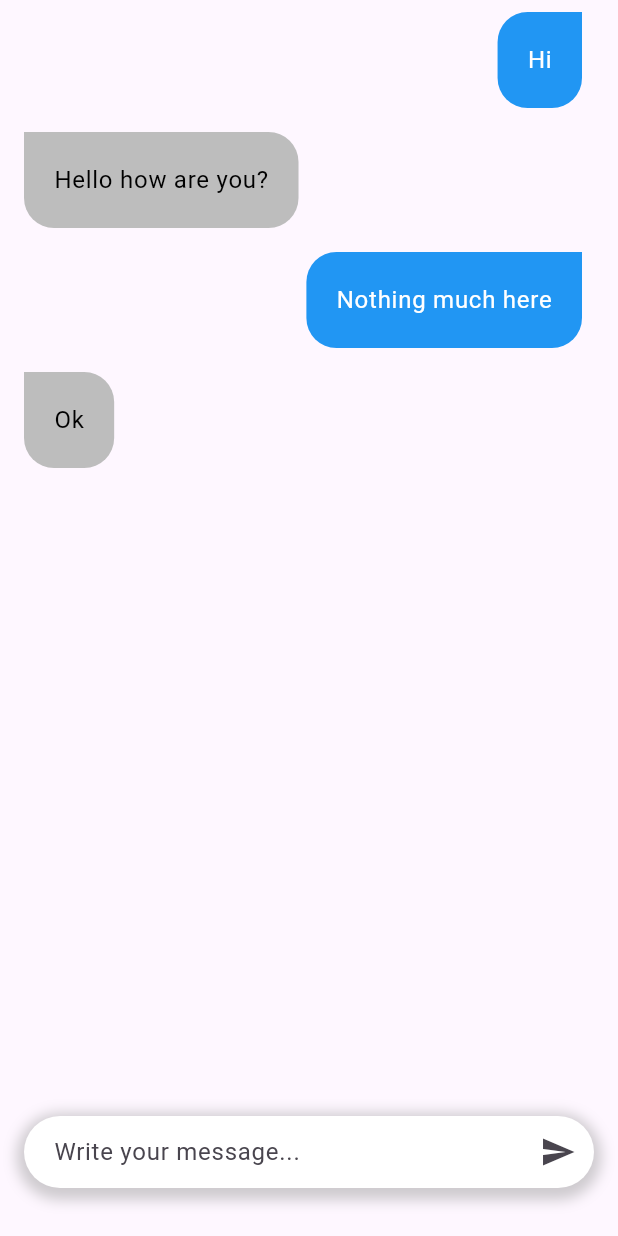
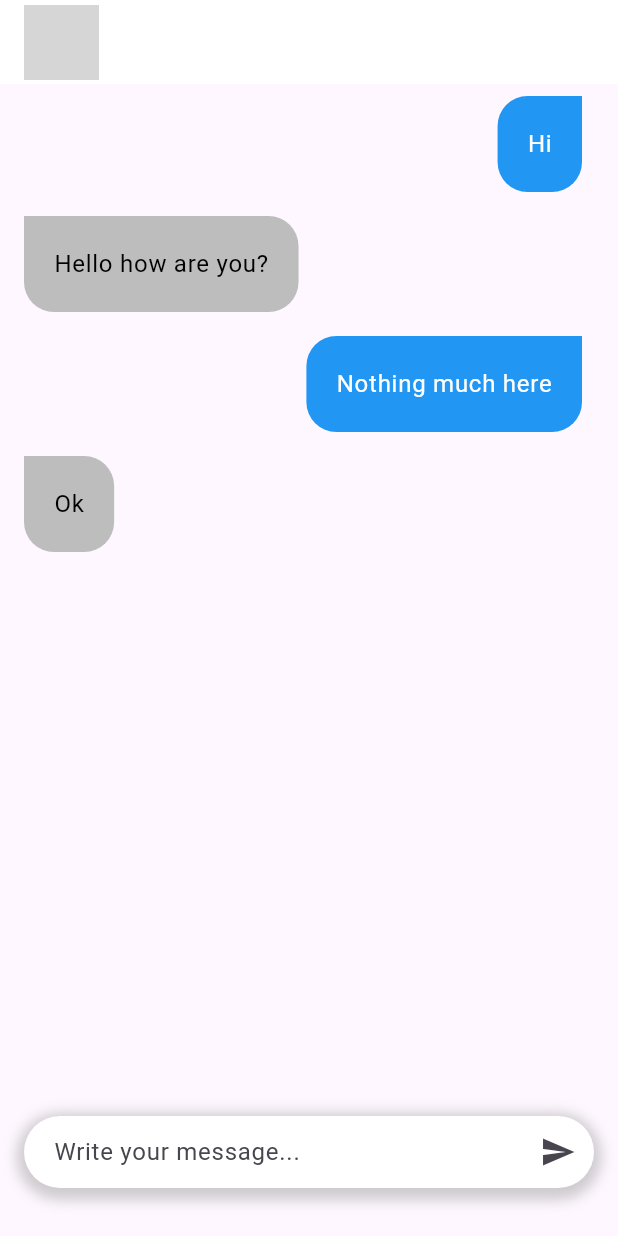
Before and after one commit to akshmohan/ai_chat, a Flutter app: the screen it shows after launch, on a phone screen of 412 x 824 dp. Run offline on Flutter 3.47's test engine with Material 3 defaults, Android fonts, the phone set to English and light mode, and no system bars; grey boxes are pictures that could not be loaded.

```diff
--- a/lib/home_page.dart
+++ b/lib/home_page.dart
@@ -1,4 +1,4 @@
-// ignore_for_file: prefer_const_constructors, avoid_unnecessary_containers
+// ignore_for_file: prefer_const_constructors, avoid_unnecessary_containers, prefer_const_literals_to_create_immutables
 
 import 'package:ai_chat/message.dart';
 import 'package:flutter/material.dart';
@@ -23,6 +23,23 @@ class _HomePageState extends State<HomePage> {
   @override
   Widget build(BuildContext context) {
     return Scaffold(
+      appBar: AppBar(
+        centerTitle: false,
+        backgroundColor: Colors.white,
+        title: Row(
+          mainAxisAlignment: MainAxisAlignment.spaceBetween,
+          children: [
+            Row(
+              children: [
+                Container(
+                  height: 50,
+                  width: 50 ,
+                  child: Image.asset("assets/bard.png")),
+              ],
+            )
+          ],
+        ),
+      ),
         body: Column(
       children: [
         Expanded(
--- a/pubspec.yaml
+++ b/pubspec.yaml
@@ -59,9 +59,8 @@ flutter:
   uses-material-design: true
 
   # To add assets to your application, add an assets section, like this:
-  # assets:
-  #   - images/a_dot_burr.jpeg
-  #   - images/a_dot_ham.jpeg
+  assets:
+    - assets/
 
   # An image asset can refer to one or more resolution-specific "variants", see
   # https://flutter.dev/to/resolution-aware-images
```
